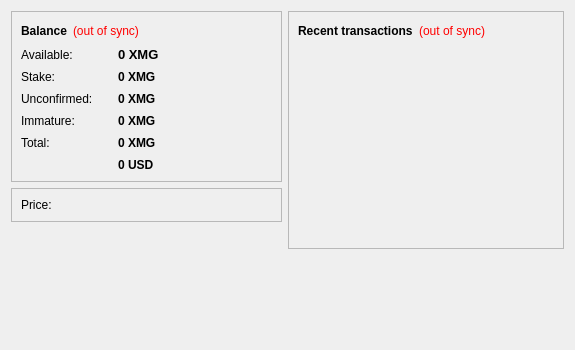
Old version of the form src/qt/forms/overviewpage.ui in the repository m-pays/magi.
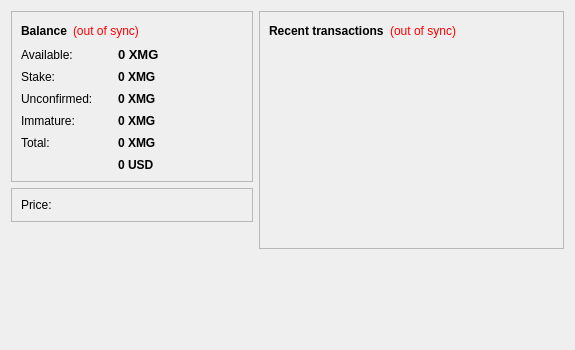
New version of the form.

Commit message: Adjust to proper dimension for main window

What changed in the file:
```diff
--- a/src/qt/forms/overviewpage.ui
+++ b/src/qt/forms/overviewpage.ui
@@ -24,7 +24,7 @@
        <item>
         <widget class="QFrame" name="frameBalance">
          <property name="sizePolicy">
-          <sizepolicy hsizetype="MinimumExpanding" vsizetype="Preferred">
+          <sizepolicy hsizetype="Preferred" vsizetype="Preferred">
            <horstretch>0</horstretch>
            <verstretch>0</verstretch>
           </sizepolicy>
@@ -118,7 +118,7 @@
             <item row="0" column="1">
              <widget class="QLabel" name="labelBalance">
               <property name="sizePolicy">
-               <sizepolicy hsizetype="Expanding" vsizetype="Preferred">
+               <sizepolicy hsizetype="Preferred" vsizetype="Preferred">
                 <horstretch>0</horstretch>
                 <verstretch>0</verstretch>
                </sizepolicy>
@@ -160,7 +160,7 @@
             <item row="1" column="1">
              <widget class="QLabel" name="labelStake">
               <property name="sizePolicy">
-               <sizepolicy hsizetype="Expanding" vsizetype="Preferred">
+               <sizepolicy hsizetype="Preferred" vsizetype="Preferred">
                 <horstretch>0</horstretch>
                 <verstretch>0</verstretch>
                </sizepolicy>
@@ -201,7 +201,7 @@
             <item row="2" column="1">
              <widget class="QLabel" name="labelUnconfirmed">
               <property name="sizePolicy">
-               <sizepolicy hsizetype="Expanding" vsizetype="Preferred">
+               <sizepolicy hsizetype="Preferred" vsizetype="Preferred">
                 <horstretch>0</horstretch>
                 <verstretch>0</verstretch>
                </sizepolicy>
@@ -242,7 +242,7 @@
             <item row="3" column="1">
              <widget class="QLabel" name="labelImmature">
               <property name="sizePolicy">
-               <sizepolicy hsizetype="Expanding" vsizetype="Preferred">
+               <sizepolicy hsizetype="Preferred" vsizetype="Preferred">
                 <horstretch>0</horstretch>
                 <verstretch>0</verstretch>
                </sizepolicy>
@@ -280,7 +280,7 @@
             <item row="4" column="1">
              <widget class="QLabel" name="labelTotal">
               <property name="sizePolicy">
-               <sizepolicy hsizetype="Expanding" vsizetype="Preferred">
+               <sizepolicy hsizetype="Preferred" vsizetype="Preferred">
                 <horstretch>0</horstretch>
                 <verstretch>0</verstretch>
                </sizepolicy>
@@ -308,7 +308,7 @@
             <item row="5" column="1">
              <widget class="QLabel" name="labelTotalInUSD">
               <property name="sizePolicy">
-               <sizepolicy hsizetype="Expanding" vsizetype="Preferred">
+               <sizepolicy hsizetype="Preferred" vsizetype="Preferred">
                 <horstretch>0</horstretch>
                 <verstretch>0</verstretch>
                </sizepolicy>
@@ -341,7 +341,7 @@
        <item>
         <widget class="QFrame" name="framePrice">
          <property name="sizePolicy">
-          <sizepolicy hsizetype="MinimumExpanding" vsizetype="Preferred">
+          <sizepolicy hsizetype="Preferred" vsizetype="Preferred">
            <horstretch>0</horstretch>
            <verstretch>0</verstretch>
           </sizepolicy>
@@ -408,7 +408,7 @@
        <item>
         <widget class="QFrame" name="frameTransactions">
          <property name="sizePolicy">
-          <sizepolicy hsizetype="MinimumExpanding" vsizetype="Preferred">
+          <sizepolicy hsizetype="Preferred" vsizetype="Preferred">
            <horstretch>0</horstretch>
            <verstretch>0</verstretch>
           </sizepolicy>
@@ -468,6 +468,18 @@
           </item>
           <item>
            <widget class="QListView" name="listTransactions">
+            <property name="sizePolicy">
+             <sizepolicy hsizetype="Preferred" vsizetype="Preferred">
+              <horstretch>0</horstretch>
+              <verstretch>0</verstretch>
+             </sizepolicy>
+            </property>
+            <property name="minimumSize">
+             <size>
+              <width>285</width>
+              <height>0</height>
+             </size>
+            </property>
             <property name="styleSheet">
              <string notr="true">QListView { background: transparent; }</string>
             </property>
```
The commit also changes 5 other files.
